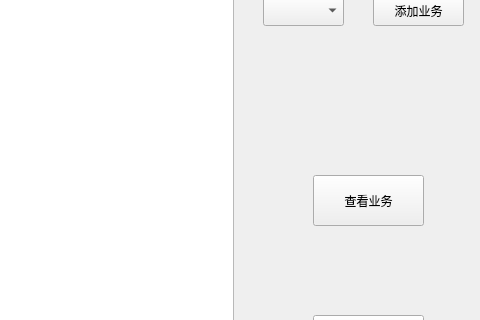
Qt form Owner.ui (Arsene-W/SQLCD) before a commit; both pictures show x 577 to 1057 and y 285 to 605 of the 1057 by 818 pixel window.
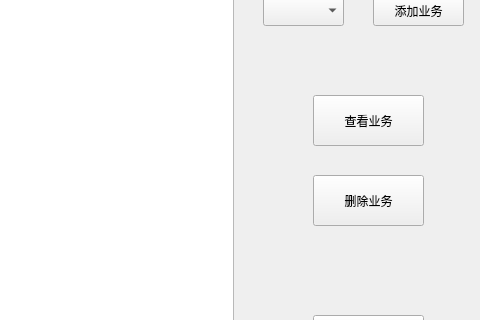
The same form after that commit.

Patch:
```diff
--- a/Owner.ui
+++ b/Owner.ui
@@ -83,7 +83,7 @@
     <property name="geometry">
      <rect>
       <x>890</x>
-      <y>460</y>
+      <y>380</y>
       <width>111</width>
       <height>51</height>
      </rect>
@@ -111,6 +111,22 @@
      <string>查看账单</string>
     </property>
    </widget>
+   <widget class="QPushButton" name="pushButton_5">
+    <property name="geometry">
+     <rect>
+      <x>890</x>
+      <y>460</y>
+      <width>111</width>
+      <height>51</height>
+     </rect>
+    </property>
+    <property name="styleSheet">
+     <string notr="true">font: 11pt &quot;黑体&quot;;</string>
+    </property>
+    <property name="text">
+     <string>删除业务</string>
+    </property>
+   </widget>
   </widget>
   <widget class="QStatusBar" name="statusbar"/>
  </widget>
```
